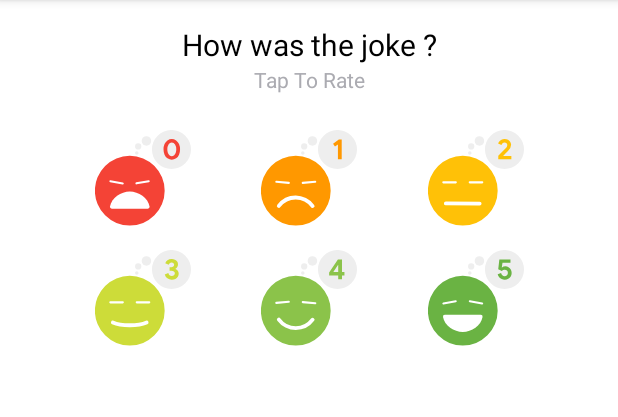
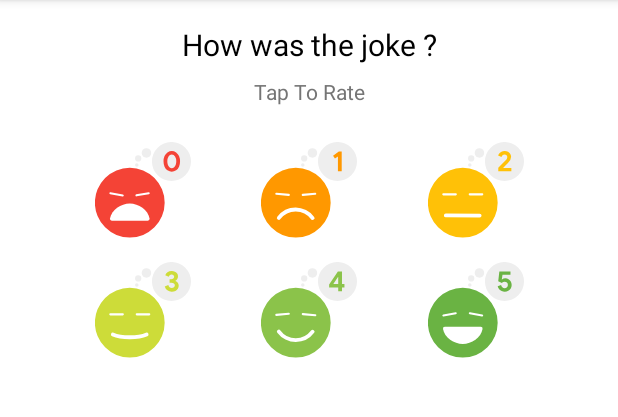
Before and after one commit to sushma1579/LOL-App, an Android app: the RateFragment screen opened through its navigation route, on a phone screen of 412 x 824 dp, the part 84-501 px from its top. Run offline under Robolectric (Android 15) with nearby library versions, the phone set to English and light mode, and no system bars; Roboto replaces fonts that are not available here.

Commit message:
Project update: fix

```diff
--- a/app/src/main/java/com/example/l_o_l/ButtonFragment.kt
+++ b/app/src/main/java/com/example/l_o_l/ButtonFragment.kt
@@ -8,6 +8,7 @@ import android.view.ViewGroup
 import android.widget.Button
 import android.widget.Toast
 import androidx.fragment.app.Fragment
+import androidx.navigation.fragment.findNavController
 
 class ButtonFragment : Fragment() {
 
@@ -64,12 +65,7 @@ class ButtonFragment : Fragment() {
                 Log.e("isJokeAvailable",joke.toString())
                 val bundle = Bundle()
                 bundle.putString("joke", joke)
-                val jokeFragment = JokeFragment()
-                jokeFragment.arguments = bundle
-                parentFragmentManager.beginTransaction()
-                    .replace(R.id.myNavHostFragment, jokeFragment)
-                    .addToBackStack(null)
-                    .commit()
+                findNavController().navigate(R.id.action_buttonFragment_to_jokeFragment, bundle)
             } else {
                 Toast.makeText(
                     requireContext(),
--- a/app/src/main/java/com/example/l_o_l/JokeApi.kt
+++ b/app/src/main/java/com/example/l_o_l/JokeApi.kt
@@ -7,7 +7,9 @@ import retrofit2.http.POST
 import retrofit2.http.Query
 
 interface JokeApi {
-    @Headers("Content-Type: application/json", "Authorization: Bearer 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")
+    // change the API Key if the app is failing to generate jokes ,API Key might be disabled
+    @Headers("Content-Type: application/json",
+             "Authorization: Bearer <API KEY>")
     @POST("chat/completions")
     fun generateJoke(@Body request: JokeRequest, @Query("prompt") prompt: String): Call<JokeResponse>
 }
--- a/app/src/main/java/com/example/l_o_l/JokeFragment.kt
+++ b/app/src/main/java/com/example/l_o_l/JokeFragment.kt
@@ -36,36 +36,16 @@ class JokeFragment : Fragment() {
         // Set click listener for "More" Button
         moreButton.setOnClickListener {
             Toast.makeText(requireContext(), "More jokes!", Toast.LENGTH_SHORT).show()
-            findNavController().navigate(R.id.action_jokeFragment2_to_buttonFragment3)
+            // Navigate to ButtonFragment
+            findNavController().navigate(R.id.action_jokeFragment_to_buttonFragment)
         }
 
         // Set click listener for the "Rate" button
         rateButton.setOnClickListener {
             Toast.makeText(requireContext(), "Let's Rate the joke", Toast.LENGTH_SHORT).show()
             // Navigate to RateFragment
-            findNavController().navigate(R.id.action_jokeFragment2_to_rateFragment2)
+            findNavController().navigate(R.id.action_jokeFragment_to_rateFragment)
         }
         return view
     }
 }
-    /*override fun onViewCreated(view: View, savedInstanceState: Bundle?) {
-        super.onViewCreated(view, savedInstanceState)
-
-        val joke = arguments?.getString("joke")
-        if (joke != null) {
-            jokeTextView.text = joke
-        }
-
-        // Set click listener for "More" Button
-        moreButton.setOnClickListener {
-            Toast.makeText(requireContext(), "More jokes!", Toast.LENGTH_SHORT).show()
-            findNavController().navigate(R.id.action_jokeFragment2_to_buttonFragment)
-        }
-
-        // Set click listener for the "Rate" button
-        rateButton.setOnClickListener {
-            Toast.makeText(requireContext(), "Let's Rate the joke", Toast.LENGTH_SHORT).show()
-            // Navigate to RateFragment
-            findNavController().navigate(R.id.action_jokeFragment2_to_rateFragment2)
-        }
-    }*/
--- a/app/src/main/java/com/example/l_o_l/MainActivity.kt
+++ b/app/src/main/java/com/example/l_o_l/MainActivity.kt
@@ -2,19 +2,23 @@ package com.example.l_o_l
 
 import android.os.Bundle
 import androidx.appcompat.app.AppCompatActivity
+import androidx.navigation.NavGraph
 import androidx.navigation.fragment.NavHostFragment
 
 class MainActivity : AppCompatActivity() {
 
     private lateinit var model: JokeModel
+    private lateinit var navGraph: NavGraph
     override fun onCreate(savedInstanceState: Bundle?) {
         super.onCreate(savedInstanceState)
         setContentView(R.layout.fragement_activity_main)
 
         model = JokeModel()
 
-        supportFragmentManager.findFragmentById(R.id.myNavHostFragment) as NavHostFragment
-
+        (supportFragmentManager.findFragmentById(R.id.myNavHostFragment) as NavHostFragment)
+            .navController.let {
+                val graphInflater = it.navInflater
+                navGraph = graphInflater.inflate(R.navigation.joke_nav_graph)
+            }
     }
-
 }
--- a/app/src/main/java/com/example/l_o_l/RateFragment.kt
+++ b/app/src/main/java/com/example/l_o_l/RateFragment.kt
@@ -11,49 +11,63 @@ import androidx.navigation.fragment.findNavController
 
 class RateFragment : Fragment() {
 
+    private lateinit var jokeQuality0: ImageView
+    private lateinit var jokeQuality1: ImageView
+    private lateinit var jokeQuality2: ImageView
+    private lateinit var jokeQuality3: ImageView
+    private lateinit var jokeQuality4: ImageView
+    private lateinit var jokeQuality5: ImageView
+
     override fun onCreateView(
         inflater: LayoutInflater, container: ViewGroup?,
         savedInstanceState: Bundle?
     ): View? {
         // Inflate the layout for this fragment
-        return inflater.inflate(R.layout.fragment_rate, container, false)
-    }
-    override fun onViewCreated(view: View, savedInstanceState: Bundle?) {
-        super.onViewCreated(view, savedInstanceState)
+        val view = inflater.inflate(R.layout.fragment_rate, container, false)
 
-        view.findViewById<ImageView>(R.id.quality_zero_image).setOnClickListener {
+        // local variables for each joke quality ImageView
+        jokeQuality0 = view.findViewById(R.id.rate_zero_image)
+        jokeQuality1 = view.findViewById(R.id.rate_one_image)
+        jokeQuality2 = view.findViewById(R.id.rate_two_image)
+        jokeQuality3 = view.findViewById(R.id.rate_three_image)
+        jokeQuality4 = view.findViewById(R.id.rate_four_image)
+        jokeQuality5 = view.findViewById(R.id.rate_five_image)
+
+        // set onClickListeners for all Image views
+        jokeQuality0.setOnClickListener {
             Toast.makeText(requireContext(), "Terrible joke, rated 0", Toast.LENGTH_SHORT).show()
-            // Handle click on quality_zero_image
-            findNavController().navigate(R.id.action_rateFragment2_to_buttonFragment3)
+            // Handle click on rate_zero_image
+            findNavController().navigate(R.id.action_rateFragment_to_buttonFragment)
         }
 
-        view.findViewById<ImageView>(R.id.quality_one_image).setOnClickListener {
-            Toast.makeText(requireContext(), "Not so good joke, rated 1", Toast.LENGTH_SHORT).show()
-            // Handle click on quality_one_image
-            findNavController().navigate(R.id.action_rateFragment2_to_buttonFragment3)
+        jokeQuality1.setOnClickListener {
+            Toast.makeText(requireContext(), "Bad joke, rated 1", Toast.LENGTH_SHORT).show()
+            // Handle click on rate_one_image
+            findNavController().navigate(R.id.action_rateFragment_to_buttonFragment)
         }
 
-        view.findViewById<ImageView>(R.id.quality_two_image).setOnClickListener {
-            Toast.makeText(requireContext(), "Okay joke, rated 2", Toast.LENGTH_SHORT).show()
-            // Handle click on quality_two_image
-            findNavController().navigate(R.id.action_rateFragment2_to_buttonFragment3)
+        jokeQuality2.setOnClickListener {
+            Toast.makeText(requireContext(), "Not so good joke, rated 2", Toast.LENGTH_SHORT).show()
+            // Handle click on rate_two_image
+            findNavController().navigate(R.id.action_rateFragment_to_buttonFragment)
         }
 
-        view.findViewById<ImageView>(R.id.quality_three_image).setOnClickListener {
+        jokeQuality3.setOnClickListener {
             Toast.makeText(requireContext(), "Good joke, rated 3", Toast.LENGTH_SHORT).show()
-            // Handle click on quality_three_image
-            findNavController().navigate(R.id.action_rateFragment2_to_buttonFragment3)
+            // Handle click on rate_three_image
+            findNavController().navigate(R.id.action_rateFragment_to_buttonFragment)
         }
 
-        view.findViewById<ImageView>(R.id.quality_four_image).setOnClickListener {
+        jokeQuality4.setOnClickListener {
             Toast.makeText(requireContext(), "Great joke, rated 4", Toast.LENGTH_SHORT).show()
-            // Handle click on quality_three_image
-            findNavController().navigate(R.id.action_rateFragment2_to_buttonFragment3)
+            // Handle click on rate_four_image
+            findNavController().navigate(R.id.action_rateFragment_to_buttonFragment)
         }
-        view.findViewById<ImageView>(R.id.quality_five_image).setOnClickListener {
+        jokeQuality5.setOnClickListener {
             Toast.makeText(requireContext(), "Hilarious joke, rated 5", Toast.LENGTH_SHORT).show()
-            // Handle click on quality_three_image
-            findNavController().navigate(R.id.action_rateFragment2_to_buttonFragment3)
+            // Handle click on rate_five_image
+            findNavController().navigate(R.id.action_rateFragment_to_buttonFragment)
         }
-        }
+        return view
     }
+    }
--- a/app/src/main/res/layout/fragement_activity_main.xml
+++ b/app/src/main/res/layout/fragement_activity_main.xml
@@ -8,14 +8,14 @@
     android:layout_height="match_parent"
     tools:context=".MainActivity">
 
-    <fragment
+    <androidx.fragment.app.FragmentContainerView
 
         android:id="@+id/myNavHostFragment"
         android:name="androidx.navigation.fragment.NavHostFragment"
         android:layout_width="match_parent"
         android:layout_height="match_parent"
         app:defaultNavHost="true"
-        app:navGraph="@navigation/navigation"
+        app:navGraph="@navigation/joke_nav_graph"
         tools:layout="@layout/fragment_button"
         tools:ignore="FragmentTagUsage" />
 
--- a/app/src/main/res/layout/fragment_rate.xml
+++ b/app/src/main/res/layout/fragment_rate.xml
@@ -28,48 +28,51 @@
         android:layout_height="wrap_content"
         android:layout_marginStart="16dp"
         android:layout_marginEnd="16dp"
+        android:layout_marginBottom="16dp"
         android:text="@string/tap_to_rate"
-        android:textColor="@color/material_dynamic_neutral70"
+        android:textColor="#757575"
+        app:layout_constraintBottom_toTopOf="@+id/rate_one_image"
         app:layout_constraintEnd_toEndOf="parent"
         app:layout_constraintStart_toStartOf="parent"
-        app:layout_constraintTop_toBottomOf="@+id/rate_textView"
-        tools:ignore="MissingConstraints,TextContrastCheck" />
+        app:layout_constraintTop_toBottomOf="@+id/rate_textView" />
 
     <ImageView
-        android:id="@+id/quality_zero_image"
+        android:id="@+id/rate_zero_image"
         android:layout_width="@dimen/icon_size"
         android:layout_height="@dimen/icon_size"
         android:layout_marginStart="16dp"
         android:layout_marginTop="24dp"
         android:contentDescription="@string/quality_0"
-        app:layout_constraintEnd_toStartOf="@+id/quality_one_image"
+        app:layout_constraintEnd_toStartOf="@+id/rate_one_image"
         app:layout_constraintStart_toStartOf="parent"
         app:layout_constraintTop_toBottomOf="@+id/tap_to_rate"
         app:srcCompat="@drawable/ic_rate_0" />
 
     <ImageView
-        android:id="@+id/quality_one_image"
+        android:id="@+id/rate_one_image"
         android:layout_width="@dimen/icon_size"
         android:layout_height="@dimen/icon_size"
         android:contentDescription="@string/quality_1"
-        app:layout_constraintBottom_toBottomOf="@+id/quality_zero_image"
-        app:layout_constraintEnd_toStartOf="@+id/quality_two_image"
-        app:layout_constraintStart_toEndOf="@+id/quality_zero_image"
-        app:srcCompat="@drawable/ic_rate_1" />
+        app:layout_constraintBottom_toBottomOf="@+id/rate_zero_image"
+        app:layout_constraintEnd_toStartOf="@+id/rate_two_image"
+        app:layout_constraintStart_toEndOf="@+id/rate_zero_image"
+        app:srcCompat="@drawable/ic_rate_1"
+        tools:ignore="ImageContrastCheck" />
 
     <ImageView
-        android:id="@+id/quality_two_image"
+        android:id="@+id/rate_two_image"
         android:layout_width="@dimen/icon_size"
         android:layout_height="@dimen/icon_size"
         android:layout_marginEnd="@dimen/margin"
         android:contentDescription="@string/quality_2"
-        app:layout_constraintBottom_toBottomOf="@+id/quality_one_image"
+        app:layout_constraintBottom_toBottomOf="@+id/rate_one_image"
         app:layout_constraintEnd_toEndOf="parent"
-        app:layout_constraintStart_toEndOf="@+id/quality_one_image"
-        app:srcCompat="@drawable/ic_rate_2" />
+        app:layout_constraintStart_toEndOf="@+id/rate_one_image"
+        app:srcCompat="@drawable/ic_rate_2"
+        tools:ignore="ImageContrastCheck" />
 
     <ImageView
-        android:id="@+id/quality_three_image"
+        android:id="@+id/rate_three_image"
         android:layout_width="@dimen/icon_size"
         android:layout_height="@dimen/icon_size"
         android:layout_marginStart="@dimen/margin"
@@ -77,33 +80,36 @@
         android:layout_marginBottom="@dimen/margin"
         android:contentDescription="@string/quality_3"
         app:layout_constraintBottom_toBottomOf="parent"
-        app:layout_constraintEnd_toStartOf="@+id/quality_four_image"
+        app:layout_constraintEnd_toStartOf="@+id/rate_four_image"
         app:layout_constraintStart_toStartOf="parent"
-        app:layout_constraintTop_toBottomOf="@+id/quality_zero_image"
+        app:layout_constraintTop_toBottomOf="@+id/rate_zero_image"
         app:layout_constraintVertical_bias="0.0"
-        app:srcCompat="@drawable/ic_rate_3" />
+        app:srcCompat="@drawable/ic_rate_3"
+        tools:ignore="ImageContrastCheck" />
 
     <ImageView
-        android:id="@+id/quality_four_image"
+        android:id="@+id/rate_four_image"
         android:layout_width="@dimen/icon_size"
         android:layout_height="@dimen/icon_size"
         android:contentDescription="@string/quality_4"
-        app:layout_constraintBottom_toBottomOf="@+id/quality_three_image"
-        app:layout_constraintEnd_toStartOf="@+id/quality_five_image"
-        app:layout_constraintStart_toEndOf="@+id/quality_three_image"
-        app:layout_constraintTop_toTopOf="@+id/quality_three_image"
-        app:srcCompat="@drawable/ic_rate_4" />
+        app:layout_constraintBottom_toBottomOf="@+id/rate_three_image"
+        app:layout_constraintEnd_toStartOf="@+id/rate_five_image"
+        app:layout_constraintStart_toEndOf="@+id/rate_three_image"
+        app:layout_constraintTop_toTopOf="@+id/rate_three_image"
+        app:srcCompat="@drawable/ic_rate_4"
+        tools:ignore="ImageContrastCheck" />
 
     <ImageView
-        android:id="@+id/quality_five_image"
+        android:id="@+id/rate_five_image"
         android:layout_width="@dimen/icon_size"
         android:layout_height="@dimen/icon_size"
         android:layout_marginEnd="@dimen/margin"
         android:contentDescription="@string/quality_5"
-        app:layout_constraintBottom_toBottomOf="@+id/quality_four_image"
+        app:layout_constraintBottom_toBottomOf="@+id/rate_four_image"
         app:layout_constraintEnd_toEndOf="parent"
-        app:layout_constraintStart_toEndOf="@+id/quality_four_image"
-        app:layout_constraintTop_toTopOf="@+id/quality_four_image"
-        app:srcCompat="@drawable/ic_rate_5" />
+        app:layout_constraintStart_toEndOf="@+id/rate_four_image"
+        app:layout_constraintTop_toTopOf="@+id/rate_four_image"
+        app:srcCompat="@drawable/ic_rate_5"
+        tools:ignore="ImageContrastCheck" />
 
 </androidx.constraintlayout.widget.ConstraintLayout>
--- /dev/null
+++ b/app/src/main/res/navigation/joke_nav_graph.xml
@@ -0,0 +1,34 @@
+<?xml version="1.0" encoding="utf-8"?>
+<navigation
+    xmlns:android="http://schemas.android.com/apk/res/android"
+    xmlns:app="http://schemas.android.com/apk/res-auto"
+    android:id="@+id/joke_nav_graph"
+    app:startDestination="@id/buttonFragment">
+    <fragment
+        android:id="@+id/buttonFragment"
+        android:name="com.example.l_o_l.ButtonFragment"
+        android:label="ButtonFragment" >
+        <action
+            android:id="@+id/action_buttonFragment_to_jokeFragment"
+            app:destination="@id/jokeFragment" />
+    </fragment>
+    <fragment
+        android:id="@+id/jokeFragment"
+        android:name="com.example.l_o_l.JokeFragment"
+        android:label="JokeFragment" >
+        <action
+            android:id="@+id/action_jokeFragment_to_rateFragment"
+            app:destination="@id/rateFragment" />
+        <action
+            android:id="@+id/action_jokeFragment_to_buttonFragment"
+            app:destination="@id/buttonFragment" />
+    </fragment>
+    <fragment
+        android:id="@+id/rateFragment"
+        android:name="com.example.l_o_l.RateFragment"
+        android:label="RateFragment" >
+        <action
+            android:id="@+id/action_rateFragment_to_buttonFragment"
+            app:destination="@id/buttonFragment" />
+    </fragment>
+</navigation>
--- a/app/src/main/res/navigation/navigation.xml
+++ /dev/null
@@ -1,33 +0,0 @@
-<?xml version="1.0" encoding="utf-8"?>
-<navigation
-    xmlns:android="http://schemas.android.com/apk/res/android"
-    xmlns:app="http://schemas.android.com/apk/res-auto"
-    app:startDestination="@id/buttonFragment3">
-    <fragment
-        android:id="@+id/buttonFragment3"
-        android:name="com.example.l_o_l.ButtonFragment"
-        android:label="ButtonFragment" >
-        <action
-            android:id="@+id/action_buttonFragment3_to_jokeFragment2"
-            app:destination="@id/jokeFragment2" />
-    </fragment>
-    <fragment
-        android:id="@+id/jokeFragment2"
-        android:name="com.example.l_o_l.JokeFragment"
-        android:label="JokeFragment" >
-        <action
-            android:id="@+id/action_jokeFragment2_to_rateFragment2"
-            app:destination="@id/rateFragment2" />
-        <action
-            android:id="@+id/action_jokeFragment2_to_buttonFragment3"
-            app:destination="@id/buttonFragment3" />
-    </fragment>
-    <fragment
-        android:id="@+id/rateFragment2"
-        android:name="com.example.l_o_l.RateFragment"
-        android:label="RateFragment" >
-        <action
-            android:id="@+id/action_rateFragment2_to_buttonFragment3"
-            app:destination="@id/buttonFragment3" />
-    </fragment>
-</navigation>
```
